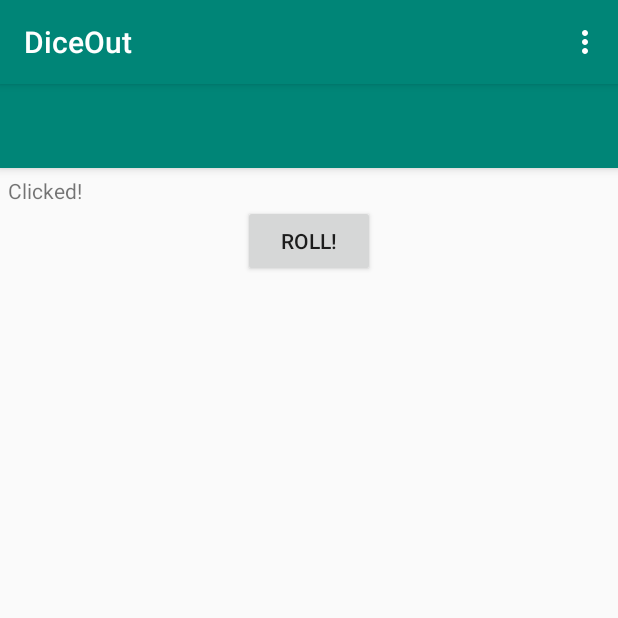
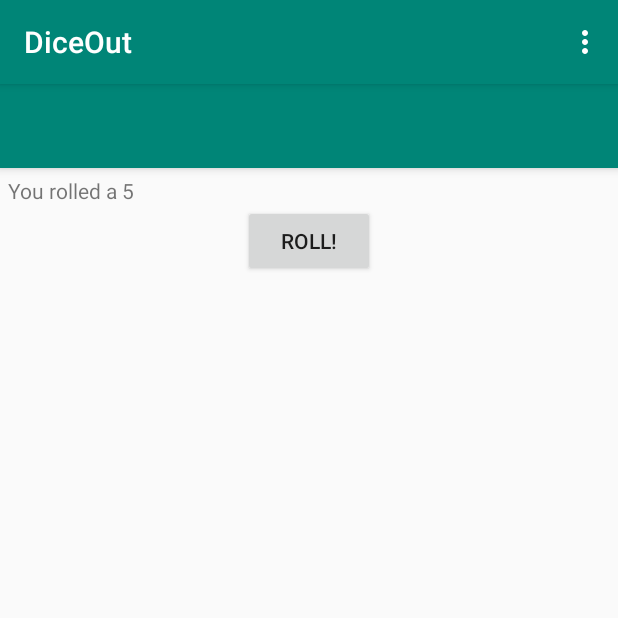
Before and after one commit to matt-chaney/DiceOut, an Android app: the MainActivity screen opened directly, with no data from a screen before it, after a tap on "ROLL!", on a phone screen of 412 x 824 dp, the top half of it. Run offline under Robolectric (Android 15) with nearby library versions, the phone set to English and light mode, and no system bars; 1 statement that could not run was skipped.

Commit message:
4.6 - Added die values and modified roll method to accommodate

```diff
--- a/app/src/main/java/com/example/diceout/MainActivity.java
+++ b/app/src/main/java/com/example/diceout/MainActivity.java
@@ -22,8 +22,9 @@ public class MainActivity extends AppCompatActivity {
     // Field to hold the roll button
     Button rollButton;
 
-    // Field to hold game score
+    // Fields to hold game values
     int score;
+    int die1;
 
     Random rand;
 
@@ -59,9 +60,16 @@ public class MainActivity extends AppCompatActivity {
 
     public void rollDice(View v){
         rollResult.setText("Clicked!");
-        int num = rand.nextInt(6)+1;
-        String randomValue = "Number generated: " + num;
-        Toast.makeText(getApplicationContext(),randomValue,Toast.LENGTH_SHORT).show();
+
+        // Roll Dice
+        die1 = rand.nextInt(6)+1;
+
+        // Build result message
+        String msg = "You rolled a " + die1;
+
+        // Display result message
+        rollResult.setText(msg);
+
     }
 
     @Override
```
